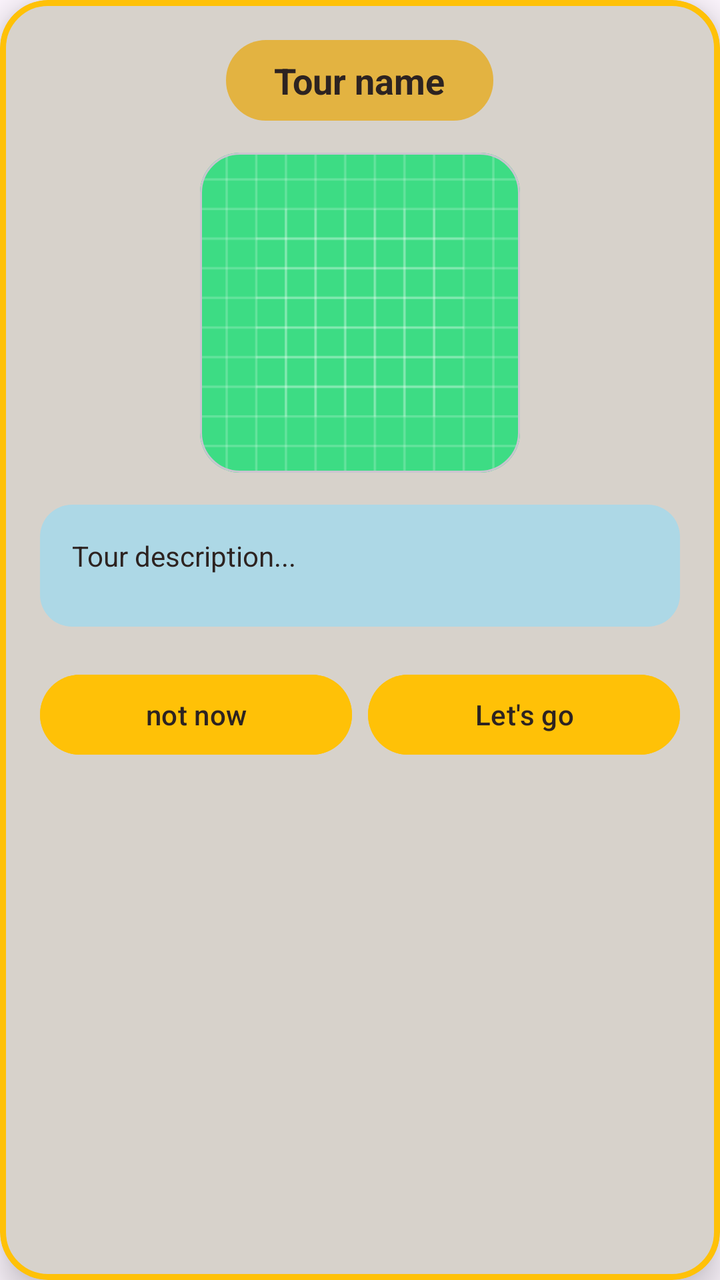
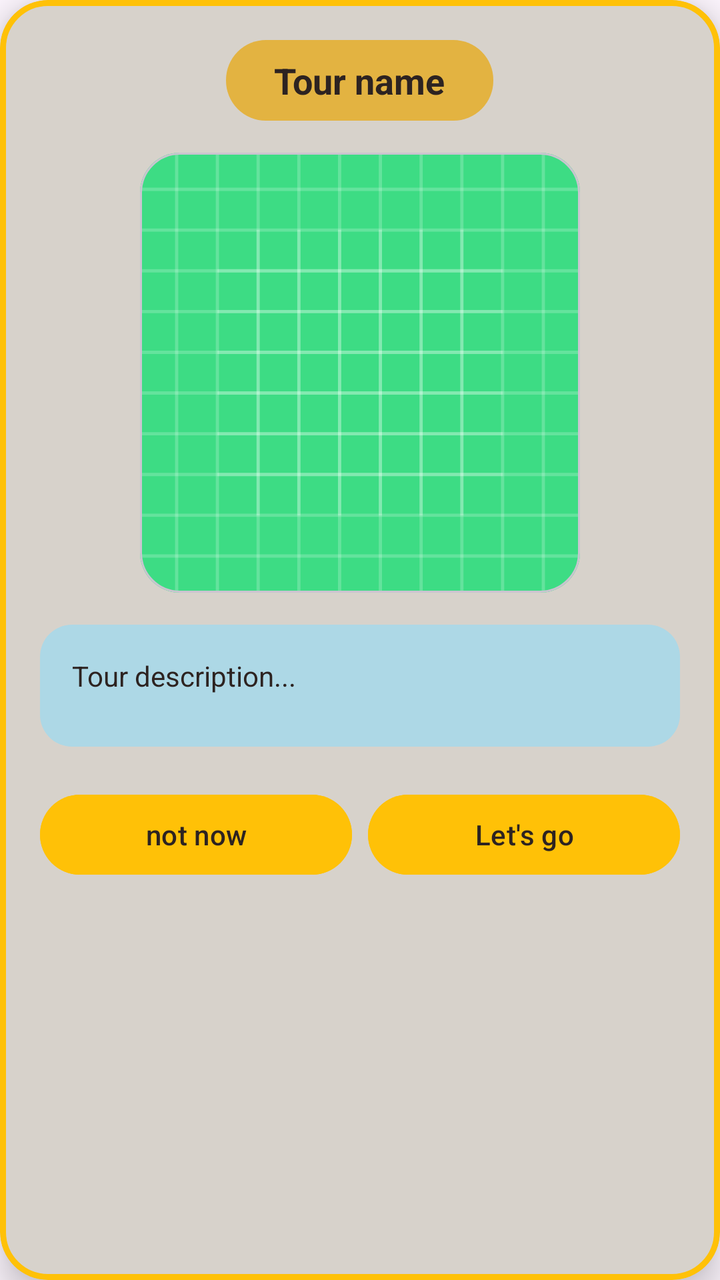

Screens rendered from an Android XML layout before and after an edit, with the pre-edit source and the edit as a unified diff.
<!-- AndroidManifest.xml: application theme Theme.Around -->
<!-- res/layout/bottomsheet_tour_details.xml -->
<?xml version="1.0" encoding="utf-8"?>
<com.google.android.material.card.MaterialCardView
    xmlns:android="http://schemas.android.com/apk/res/android"
    xmlns:app="http://schemas.android.com/apk/res-auto"
    android:layout_width="match_parent"
    android:layout_height="wrap_content"
    android:layout_margin="20dp"
    app:cardCornerRadius="24dp"
    app:cardBackgroundColor="#D7D2CB"
    app:strokeColor="#FFC107"
    app:strokeWidth="3dp"
    app:cardElevation="10dp">

    <LinearLayout
        android:layout_width="match_parent"
        android:layout_height="wrap_content"
        android:orientation="vertical"
        android:padding="20dp"
        android:gravity="center_horizontal">

        <TextView
            android:id="@+id/tvTourDetailName"
            android:layout_width="wrap_content"
            android:layout_height="wrap_content"
            android:background="@drawable/rounded_yellow_bg"
            android:paddingHorizontal="24dp"
            android:paddingVertical="8dp"
            android:text="Tour name"
            android:textColor="#2D2321"
            android:textStyle="bold"
            android:textSize="18sp"
            android:layout_marginBottom="16dp"/>

        <com.google.android.material.card.MaterialCardView
            android:layout_width="160dp"
            android:layout_height="160dp"
            app:cardCornerRadius="20dp"
            android:layout_marginBottom="16dp">

            <ImageView
                android:id="@+id/ivTourDetailImage"
                android:layout_width="match_parent"
                android:layout_height="match_parent"
                android:scaleType="centerCrop"
                android:src="@drawable/ic_launcher_background" />
        </com.google.android.material.card.MaterialCardView>

        
        <LinearLayout
            android:id="@+id/blueBox"
            android:layout_width="match_parent"
            android:layout_height="wrap_content"
            android:orientation="vertical"
            android:background="@drawable/bg_details_blue"
            android:padding="16dp"
            android:layoutDirection="ltr">

            <TextView
                android:id="@+id/tvTourDetailDesc"
                android:layout_width="match_parent"
                android:layout_height="wrap_content"
                android:text="Tour description..."
                android:textColor="#2D2321"
                android:textSize="14sp"
                android:lineSpacingExtra="4dp"
                android:layoutDirection="ltr"
                android:gravity="left"
                android:textAlignment="viewStart" />

            <View
                android:layout_width="match_parent"
                android:layout_height="10dp"/>

            
            <LinearLayout
                android:id="@+id/llStationsContainer"
                android:layout_width="match_parent"
                android:layout_height="wrap_content"
                android:orientation="vertical"
                android:layoutDirection="ltr"
                android:gravity="left"
                android:layout_gravity="left"/>
        </LinearLayout>

        <LinearLayout
            android:layout_width="match_parent"
            android:layout_height="wrap_content"
            android:orientation="horizontal"
            android:layout_marginTop="20dp"
            android:weightSum="2">

            <Button
                android:id="@+id/btnNotNow"
                android:layout_width="0dp"
                android:layout_height="wrap_content"
                android:layout_weight="1"
                android:text="not now"
                android:textAllCaps="false"
                android:backgroundTint="#FFC107"
                android:textColor="#2D2321"
                android:layout_marginEnd="8dp" />

            <Button
                android:id="@+id/btnLetsGo"
                android:layout_width="0dp"
                android:layout_height="wrap_content"
                android:layout_weight="1"
                android:text="Let's go"
                android:textAllCaps="false"
                android:backgroundTint="#FFC107"
                android:textColor="#2D2321" />
        </LinearLayout>

    </LinearLayout>
</com.google.android.material.card.MaterialCardView>
<!-- resources referenced by this layout -->
<resources>
  <!-- drawable bg_details_blue (drawable) -->
  <shape xmlns:android="http://schemas.android.com/apk/res/android">
      <solid android:color="#ADD8E6" /> <corners android:radius="16dp" />
  </shape>
  <!-- drawable ic_launcher_background: vector/xml drawable (drawable, 4866 chars, omitted) -->
  <!-- drawable rounded_yellow_bg (drawable) -->
  <?xml version="1.0" encoding="utf-8"?>
  <shape xmlns:android="http://schemas.android.com/apk/res/android">
      <solid android:color="#E3B341"/>
      <corners android:radius="20dp"/>
  </shape>
  <style name="Theme.Around" parent="Base.Theme.Around" />
  <style name="Base.Theme.Around" parent="Theme.Material3.DayNight.NoActionBar">
          
          
      </style>
</resources>

<!-- the commit's change to res/layout/bottomsheet_tour_details.xml (unified diff, before → after) -->
@@ -32,16 +32,17 @@
             android:layout_marginBottom="16dp"/>
 
         <com.google.android.material.card.MaterialCardView
-            android:layout_width="160dp"
-            android:layout_height="160dp"
+            android:layout_width="220dp"
+            android:layout_height="wrap_content"
             app:cardCornerRadius="20dp"
             android:layout_marginBottom="16dp">
 
             <ImageView
                 android:id="@+id/ivTourDetailImage"
                 android:layout_width="match_parent"
-                android:layout_height="match_parent"
-                android:scaleType="centerCrop"
+                android:layout_height="wrap_content"
+                android:adjustViewBounds="true"
+                android:scaleType="fitCenter"
                 android:src="@drawable/ic_launcher_background" />
         </com.google.android.material.card.MaterialCardView>
 
